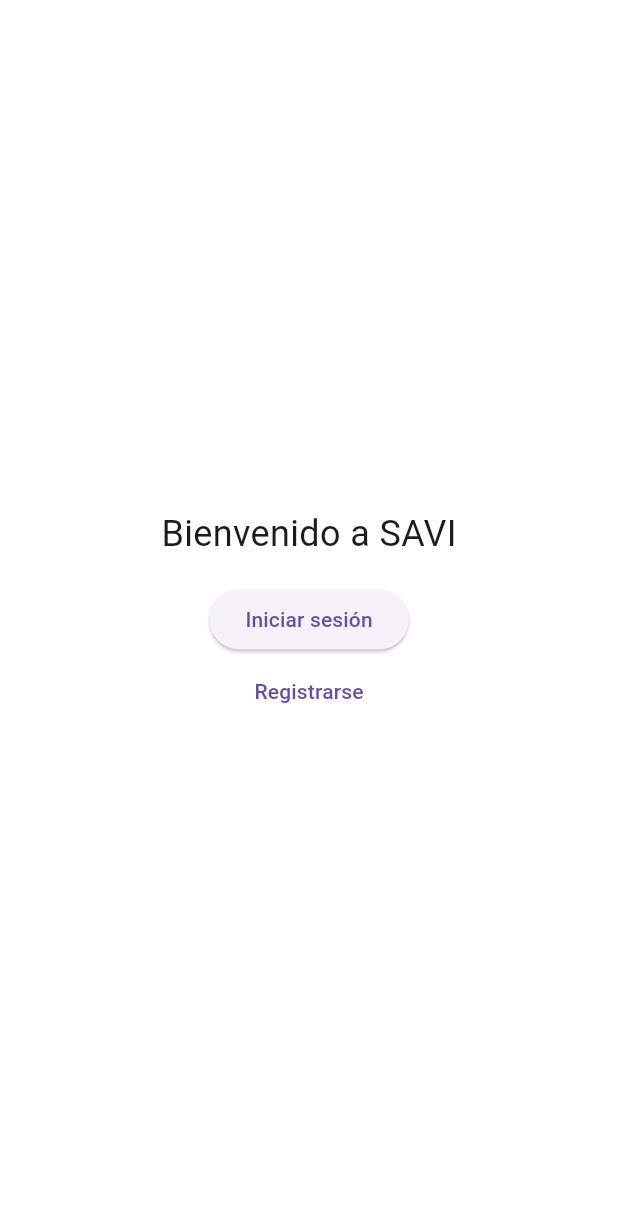
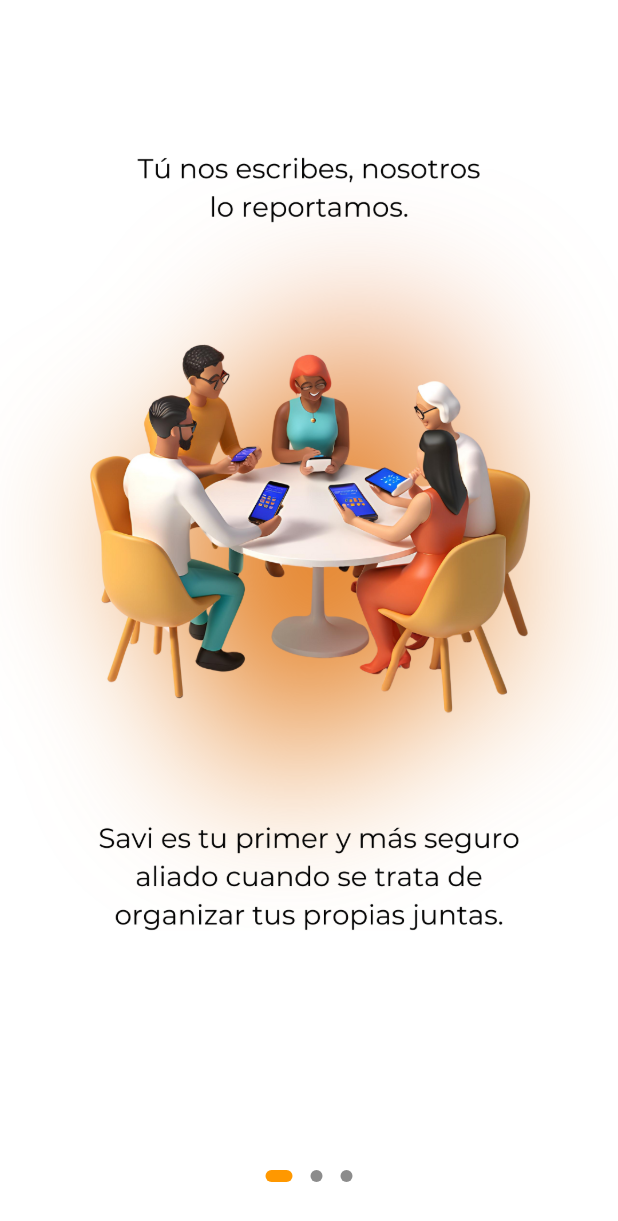
Before and after one commit to LuisMorenoMalpartida/SaviApp-SupaBase, a Flutter app: the screen it shows after launch, on a phone screen of 412 x 824 dp. Shown: the top 1221 px of the screen. Run offline on Flutter 3.47's test engine with Material 3 defaults, Android fonts, the phone set to English and light mode, and no system bars; our stand-ins replace supabase_flutter; accounts and stored records are empty.

Commit message:
Regresamos e ldiseño anterior de Welcome

```diff
--- a/lib/src/screens/welcome_screen.dart
+++ b/lib/src/screens/welcome_screen.dart
@@ -8,22 +8,107 @@
 }
 
 class _WelcomeScreenState extends State<WelcomeScreen> {
+  final PageController _pc = PageController();
+  int _page = 0;
+  bool _showButton = false;
+
+  final List<String> _images = [
+    'assets/1.png',
+    'assets/2.png',
+    'assets/3.png',
+  ];
+
+  @override
+  void dispose() {
+    _pc.dispose();
+    super.dispose();
+  }
+
   @override
   Widget build(BuildContext context) {
     return Scaffold(
       backgroundColor: Colors.white,
-      body: Center(
+      body: SafeArea(
         child: Column(
-          mainAxisSize: MainAxisSize.min,
           children: [
-            const Text('Bienvenido a SAVI', style: TextStyle(fontSize: 24)),
-            const SizedBox(height: 16),
-            ElevatedButton(
-                onPressed: () => Navigator.pushNamed(context, '/login'),
-                child: const Text('Iniciar sesión')),
-            TextButton(
-                onPressed: () => Navigator.pushNamed(context, '/register'),
-                child: const Text('Registrarse')),
+            Expanded(
+              child: Stack(
+                children: [
+                  PageView.builder(
+                    controller: _pc,
+                    itemCount: _images.length,
+                    onPageChanged: (i) => setState(() {
+                      _page = i;
+                      _showButton = i == _images.length - 1;
+                    }),
+                    itemBuilder: (context, i) => SizedBox.expand(
+                      child: Center(
+                        child: Image.asset(
+                          _images[i],
+                          fit: BoxFit.contain,
+                          width: double.infinity,
+                          height: double.infinity,
+                        ),
+                      ),
+                    ),
+                  ),
+                  Positioned(
+                    left: 0,
+                    right: 0,
+                    bottom: 120,
+                    child: Center(
+                      child: AnimatedSlide(
+                        duration: _showButton
+                            ? const Duration(milliseconds: 420)
+                            : Duration.zero,
+                        curve: Curves.easeOutCubic,
+                        offset:
+                            _showButton ? Offset.zero : const Offset(0, 0.3),
+                        child: AnimatedOpacity(
+                          duration: _showButton
+                              ? const Duration(milliseconds: 360)
+                              : Duration.zero,
+                          opacity: _showButton ? 1.0 : 0.0,
+                          child: SizedBox(
+                            width: 220,
+                            height: 48,
+                            child: ElevatedButton(
+                              style: ElevatedButton.styleFrom(
+                                backgroundColor: Colors.orange,
+                                foregroundColor: Colors.white,
+                                shape: const StadiumBorder(),
+                              ),
+                              onPressed: _showButton
+                                  ? () => Navigator.pushNamed(context, '/login')
+                                  : null,
+                              child: const Text('COMENZAR AHORA',
+                                  style: TextStyle(fontSize: 16)),
+                            ),
+                          ),
+                        ),
+                      ),
+                    ),
+                  ),
+                ],
+              ),
+            ),
+            Row(
+              mainAxisAlignment: MainAxisAlignment.center,
+              children: List.generate(
+                _images.length,
+                (i) => Container(
+                  margin:
+                      const EdgeInsets.symmetric(horizontal: 6, vertical: 12),
+                  width: _page == i ? 18 : 8,
+                  height: 8,
+                  decoration: BoxDecoration(
+                    color: _page == i ? Colors.orange : Colors.black45,
+                    borderRadius: BorderRadius.circular(8),
+                  ),
+                ),
+              ),
+            ),
+            const SizedBox(height: 24),
           ],
         ),
       ),
```
